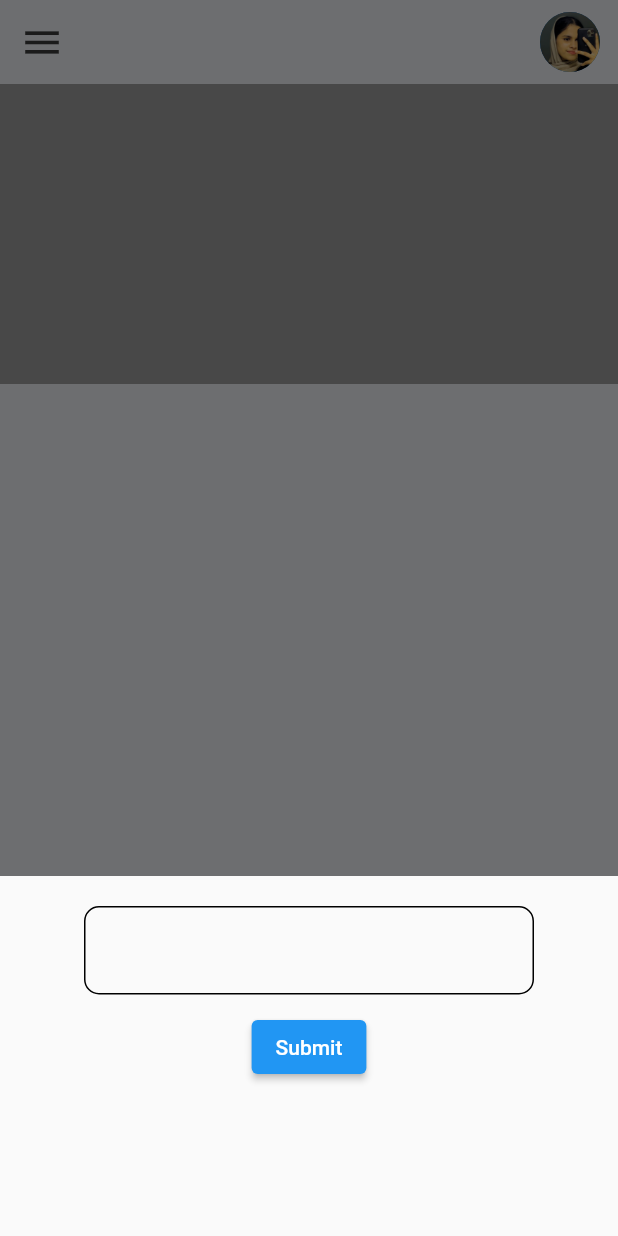
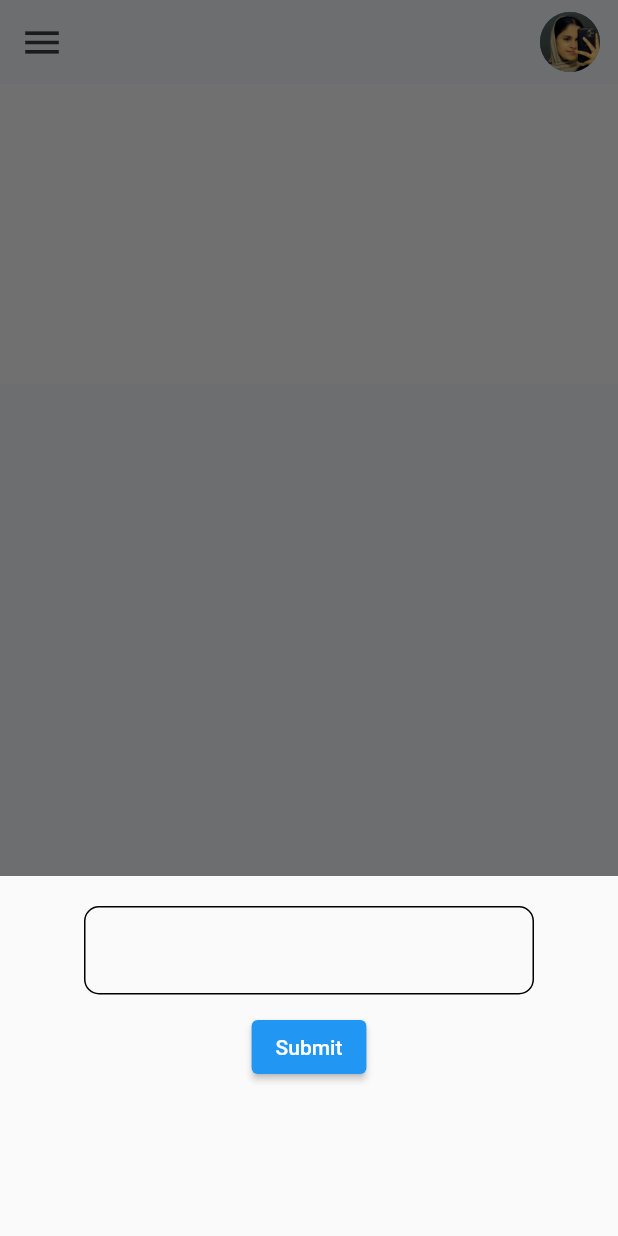
Before and after one commit to Ayisha-fahmiya/todo_app_flutter, a Flutter app: the Home screen opened directly, after a tap on the "add" icon, on a phone screen of 412 x 824 dp. Run offline on Flutter 3.47's test engine with Material 2 defaults, Android fonts, the phone set to English and light mode, and no system bars; our stand-ins replace cloud_firestore, firebase_core; accounts and stored records are empty.

Commit message:
initial commit

```diff
--- a/lib/main.dart
+++ b/lib/main.dart
@@ -2,6 +2,7 @@ import 'package:firebase_core/firebase_core.dart';
 import 'package:flutter/material.dart';
 import 'package:flutter/services.dart';
 import 'package:todo_app/screens/home.dart';
+import 'package:todo_app/screens/login_page.dart';
 
 import 'firebase_options.dart';
 
@@ -25,7 +26,7 @@ class MyApp extends StatelessWidget {
     );
     return MaterialApp(
       debugShowCheckedModeBanner: false,
-      home: Home(),
+      home: LoginPage(),
     );
   }
 }
--- a/lib/screens/home.dart
+++ b/lib/screens/home.dart
@@ -28,7 +28,7 @@ class Home extends StatelessWidget {
           return const Text("Something went wrong");
         }
         if (snapshot.connectionState == ConnectionState.waiting) {
-          return Center(child: const CircularProgressIndicator());
+          return const Center(child: CircularProgressIndicator());
         }
 
         var docs = snapshot.data?.docs ?? [];
@@ -40,7 +40,7 @@ class Home extends StatelessWidget {
             children: [
               Container(
                 height: 200,
-                color: Colors.grey,
+                color: Colors.grey[100],
               ),
               Stack(
                 children: [
```
Also changed, not shown: lib/screens/login_page.dart (added, +12 -0 lines), pubspec.lock.
